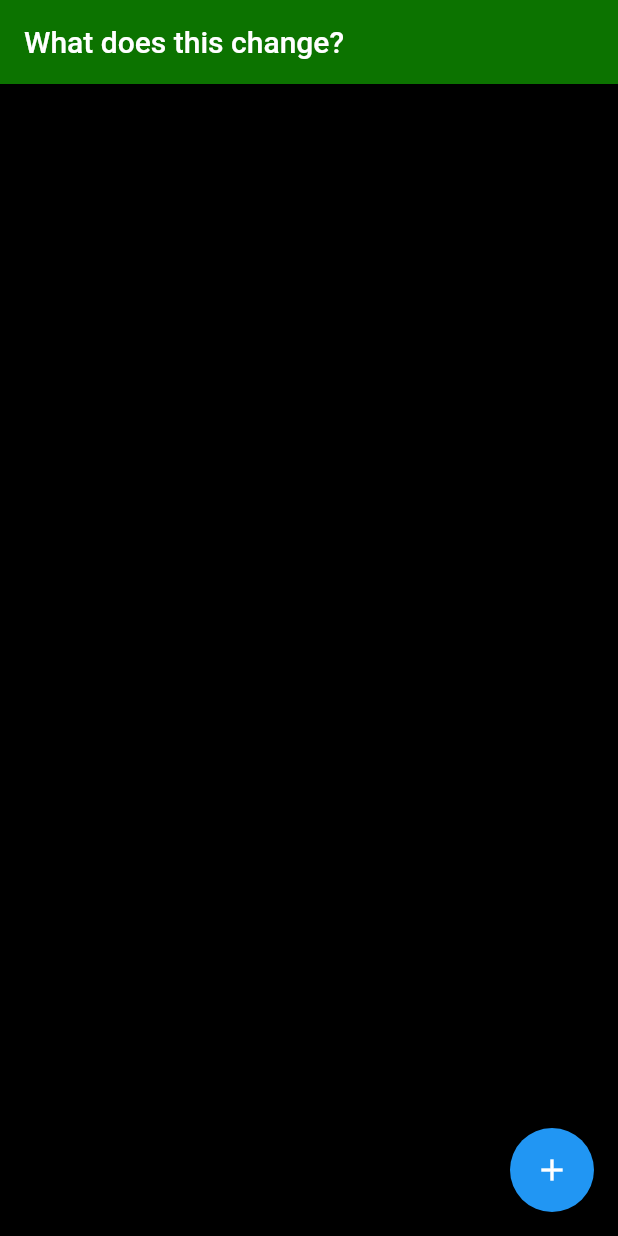
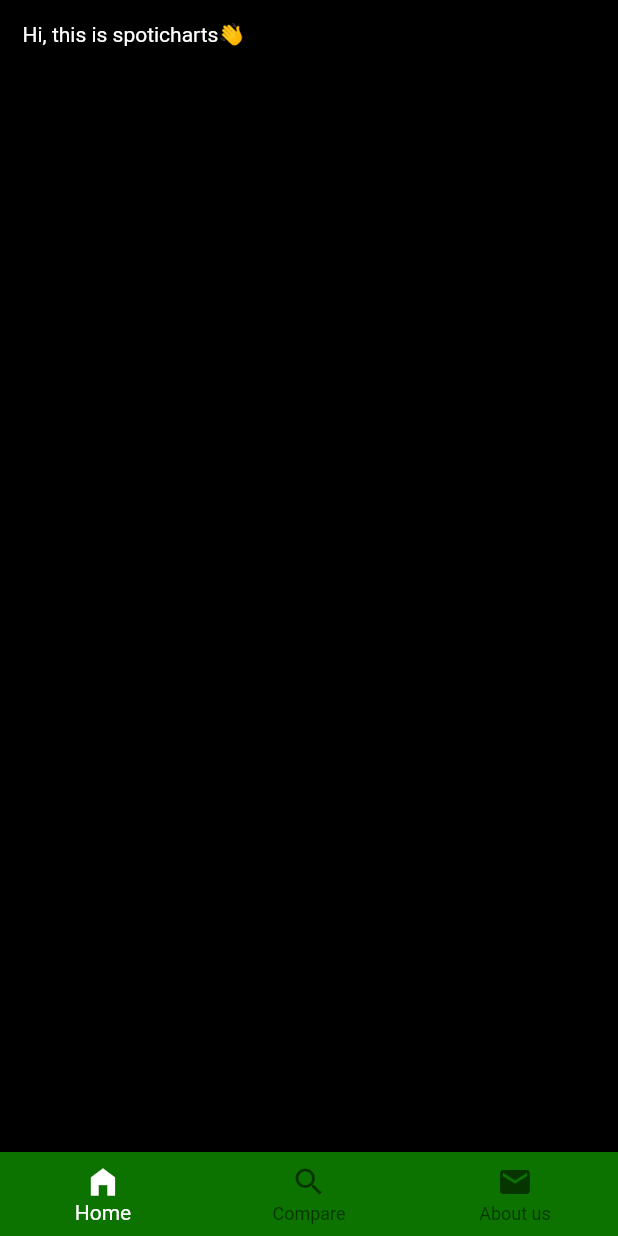
Before and after one commit to adcerro/adcerro.github.io, a Flutter app: the screen it shows after launch, on a phone screen of 412 x 824 dp. Run offline on Flutter 3.47's test engine with Material 2 defaults, Android fonts, the phone set to English and light mode, and no system bars.

Commit message:
first attempt on theme crafting

```diff
--- a/lib/main.dart
+++ b/lib/main.dart
@@ -1,4 +1,5 @@
 import 'package:flutter/material.dart';
+import 'tools.dart';
 
 void main() {
   runApp(const MyApp());
@@ -17,90 +18,54 @@ class MyApp extends StatelessWidget {
         primaryColor: greenColor,
         scaffoldBackgroundColor: Colors.black,
       ),
-      home: const MyHomePage(title: 'What does this change?'),
+      home: const MyHomePage(title: 'Spoticharts'),
     );
   }
 }
 
 class MyHomePage extends StatefulWidget {
   const MyHomePage({super.key, required this.title});
-
-  // This widget is the home page of your application. It is stateful, meaning
-  // that it has a State object (defined below) that contains fields that affect
-  // how it looks.
-
-  // This class is the configuration for the state. It holds the values (in this
-  // case the title) provided by the parent (in this case the App widget) and
-  // used by the build method of the State. Fields in a Widget subclass are
-  // always marked "final".
-
   final String title;
-
   @override
   State<MyHomePage> createState() => _MyHomePageState();
 }
 
 class _MyHomePageState extends State<MyHomePage> {
-  int _counter = 0;
+  int _selectedIndex = 0;
 
-  void _incrementCounter() {
+  void _onItemTapped(int index) {
     setState(() {
-      // This call to setState tells the Flutter framework that something has
-      // changed in this State, which causes it to rerun the build method below
-      // so that the display can reflect the updated values. If we changed
-      // _counter without calling setState(), then the build method would not be
-      // called again, and so nothing would appear to happen.
-      _counter++;
+      _selectedIndex = index;
     });
   }
 
   @override
   Widget build(BuildContext context) {
-    // This method is rerun every time setState is called, for instance as done
-    // by the _incrementCounter method above.
-    //
-    // The Flutter framework has been optimized to make rerunning build methods
-    // fast, so that you can just rebuild anything that needs updating rather
-    // than having to individually change instances of widgets.
+    Tools tool = Tools(Theme.of(context).primaryColor, Colors.black);
     return Scaffold(
-      appBar: AppBar(
+      bottomNavigationBar: BottomNavigationBar(
         backgroundColor: Theme.of(context).primaryColor,
-        title: Text(widget.title),
+        items: <BottomNavigationBarItem>[
+          tool.bottonButtonBuilder(Icons.home_filled, 'Home'),
+          tool.bottonButtonBuilder(Icons.search, 'Compare'),
+          tool.bottonButtonBuilder(Icons.mail, 'About us')
+        ],
+        selectedItemColor: Colors.white,
+        currentIndex: _selectedIndex,
+        onTap: _onItemTapped,
       ),
-      body: Center(
-        // Center is a layout widget. It takes a single child and positions it
-        // in the middle of the parent.
-        child: Column(
-          // Column is also a layout widget. It takes a list of children and
-          // arranges them vertically. By default, it sizes itself to fit its
-          // children horizontally, and tries to be as tall as its parent.
-          //
-          // Column has various properties to control how it sizes itself and
-          // how it positions its children. Here we use mainAxisAlignment to
-          // center the children vertically; the main axis here is the vertical
-          // axis because Columns are vertical (the cross axis would be
-          // horizontal).
-          //
-          // TRY THIS: Invoke "debug painting" (choose the "Toggle Debug Paint"
-          // action in the IDE, or press "p" in the console), to see the
-          // wireframe for each widget.
-          mainAxisAlignment: MainAxisAlignment.center,
-          children: <Widget>[
-            const Text(
-              'You have pushed the button this many times:',
+      body: Padding(
+        padding: const EdgeInsets.all(15),
+        child: Column(children: [
+          RichText(
+            text: const TextSpan(
+              text: 'Hi, this is spoticharts',
+              style: TextStyle(color: Colors.white),
+              children: <TextSpan>[TextSpan(text: '👋')],
             ),
-            Text(
-              '$_counter',
-              style: Theme.of(context).textTheme.headlineMedium,
-            ),
-          ],
-        ),
+          ),
+        ]),
       ),
-      floatingActionButton: FloatingActionButton(
-        onPressed: _incrementCounter,
-        tooltip: 'Increment',
-        child: const Icon(Icons.add),
-      ), // This trailing comma makes auto-formatting nicer for build methods.
     );
   }
 }
--- /dev/null
+++ b/lib/tools.dart
@@ -0,0 +1,14 @@
+import 'package:flutter/material.dart';
+
+class Tools {
+  Color mainColor = Colors.blue;
+  Color secondColor = Colors.white;
+  Tools(this.mainColor, this.secondColor);
+  IconButton buttonBuilder(IconData icon, action) {
+    return IconButton(onPressed: action, icon: Icon(icon));
+  }
+
+  BottomNavigationBarItem bottonButtonBuilder(IconData icon, String label) {
+    return BottomNavigationBarItem(icon: Icon(icon), label: label);
+  }
+}
--- a/pubspec.yaml
+++ b/pubspec.yaml
@@ -1,5 +1,5 @@
-name: manati
-description: A new Flutter project.
+name: spoticharts
+description: A new Flutter adventure.
 # The following line prevents the package from being accidentally published to
 # pub.dev using `flutter pub publish`. This is preferred for private packages.
 publish_to: 'none' # Remove this line if you wish to publish to pub.dev
```
Also changed, not shown: 1 other file.
